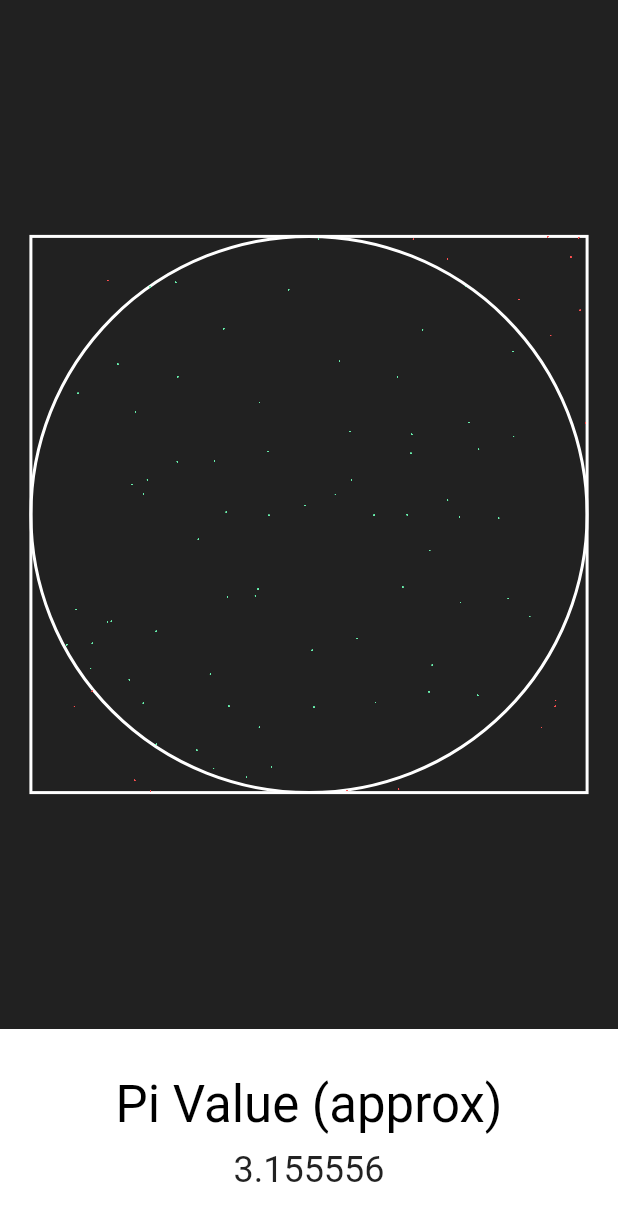
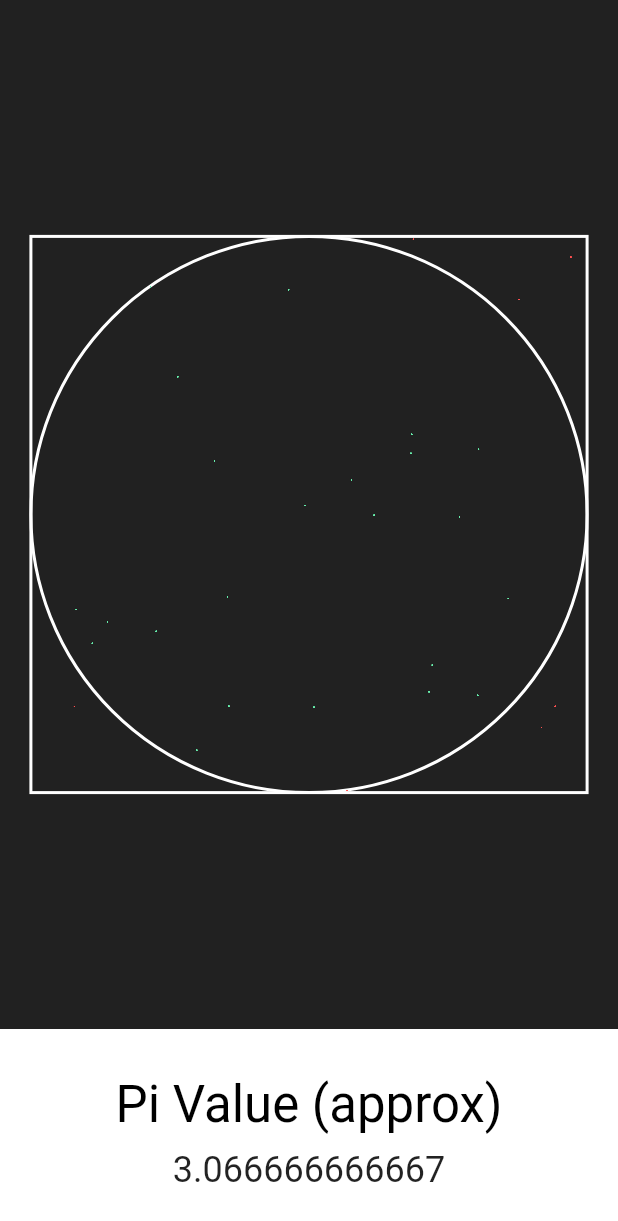
Before and after one commit to akshansh2000/pi_approximation, a Flutter app: the screen it shows after launch, on a phone screen of 412 x 824 dp. Shown: the top 1221 px of the screen. Run offline on Flutter 3.47's test engine with Material 2 defaults, Android fonts, the phone set to English and light mode, and no system bars.

Commit message:
fixed pi approximation

```diff
--- a/lib/main.dart
+++ b/lib/main.dart
@@ -59,7 +59,7 @@ class _MyAppState extends State<MyApp> {
               ),
               SizedBox(height: 10),
               Text(
-                "${pi.toStringAsFixed(6)}",
+                "${pi.toStringAsFixed(12)}",
                 style: Theme.of(context).textTheme.headline5,
               ),
             ],
@@ -75,11 +75,11 @@ class _MyAppState extends State<MyApp> {
 }
 
 final coordinates = List<List<double>>();
+double insideCircle = 0, total = 0;
 
 class SimulationPainter extends CustomPainter {
   final randomGenerator = math.Random();
   double x, y;
-  int insideCircle = 0, total = 0;
 
   @override
   void paint(Canvas canvas, Size size) {
@@ -103,7 +103,7 @@ class SimulationPainter extends CustomPainter {
     );
 
     paint.style = PaintingStyle.fill;
-    for (int i = 0; i < 90; i++) {
+    for (int i = 0; i < 30; i++) {
       x = -radius + randomGenerator.nextDouble() * radius * 2;
       y = -radius + randomGenerator.nextDouble() * radius * 2;
 
```
